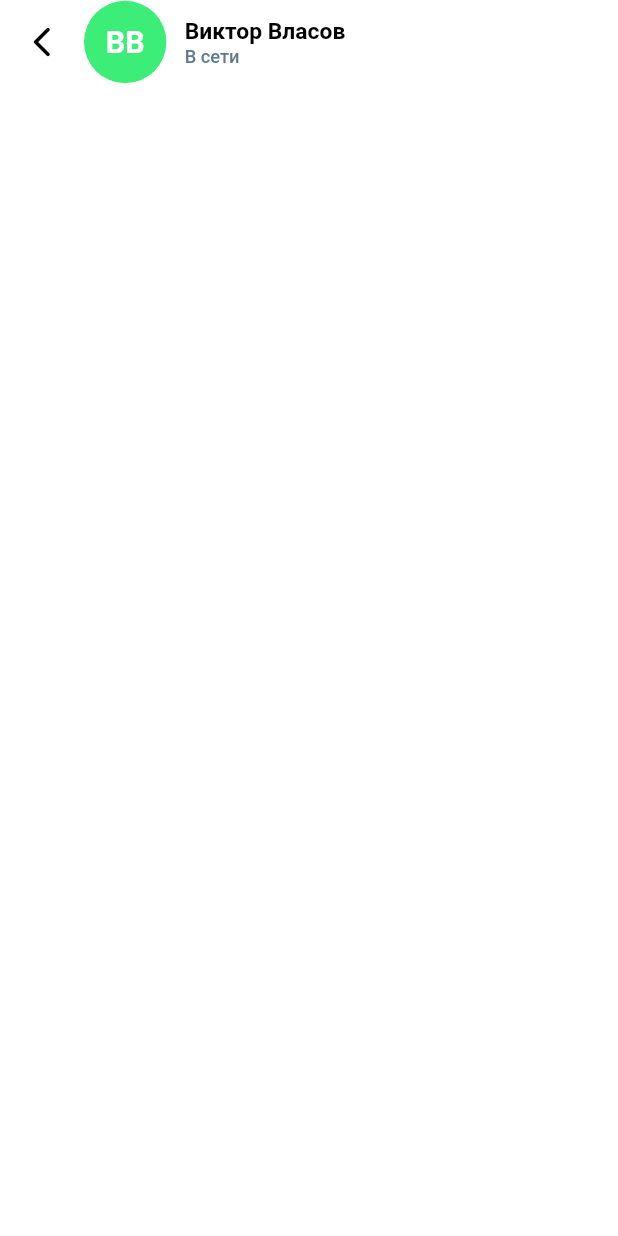
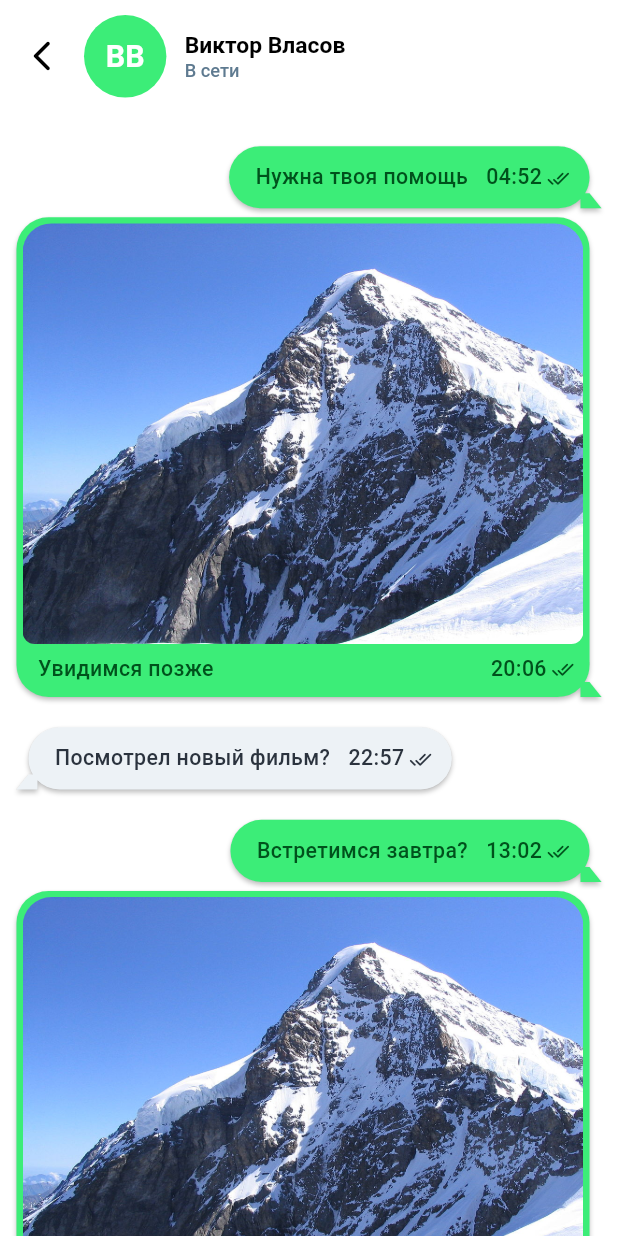
Before and after one commit to Eddie98/test_flutter_bloc_chat, a Flutter app: the screen it shows after launch, after a tap on an icon or button, on a phone screen of 412 x 824 dp. Run offline on Flutter 3.47's test engine with Material 3 defaults, Android fonts, the phone set to English and light mode, and no system bars; our stand-ins replace bloc, dio, easy_localization, equatable, flutter_bloc, flutter_screenutil and 11 more; accounts and stored records are empty.

Commit message:
chat messages page started

```diff
--- a/lib/src/core/constants/images_path.dart
+++ b/lib/src/core/constants/images_path.dart
@@ -1,6 +1,6 @@
 // --- images
 
-const mountainImage = 'assets/images/search_page_blue_background.jpg';
+const mountainImage = 'assets/images/the-mountain.png';
 
 // --------------------------------
 
--- a/lib/src/core/themes/app_color.dart
+++ b/lib/src/core/themes/app_color.dart
@@ -10,4 +10,5 @@ class AppColors {
   static const orange1 = Color(0xffED3900);
   static const blue1 = Color(0xff006DED);
   static const black1 = Color(0xff2B333E);
+  static const green2 = Color(0xff00521C);
 }
--- a/lib/src/features/home/data/datasource/home_local_datasource.dart
+++ b/lib/src/features/home/data/datasource/home_local_datasource.dart
@@ -39,11 +39,14 @@ List<MessageModel> generateMessages(List<int> users) {
 
     final hasImage = random.nextDouble() < 0.5;
     final text = sampleMessages[random.nextInt(sampleMessages.length)];
+    final imageText = random.nextDouble() < 0.5
+        ? ''
+        : sampleMessages[random.nextInt(sampleMessages.length)];
 
     return MessageModel(
       id: i,
       authorId: users[random.nextInt(users.length)],
-      text: hasImage ? '' : text,
+      text: hasImage ? imageText : text,
       createdAt: timestamp,
       image: hasImage ? mountainImage : null,
       isRead: random.nextBool(),
--- a/lib/src/features/home/presentation/pages/messages.dart
+++ b/lib/src/features/home/presentation/pages/messages.dart
@@ -3,7 +3,6 @@ import 'package:flutter/material.dart';
 import 'package:flutter_bloc/flutter_bloc.dart';
 import 'package:flutter_screenutil/flutter_screenutil.dart';
 import 'package:test_flutter_bloc_chat/src/core/extensions/integer_sizedbox_extension.dart';
-import 'package:test_flutter_bloc_chat/src/core/utils/logger.dart';
 
 import '../../../../core/blocs/theme/theme_bloc.dart';
 import '../../../../core/constants/spacings.dart';
@@ -11,6 +10,7 @@ import '../../../../core/themes/app_color.dart';
 import '../../../../widgets/leading_back_button_widget.dart';
 import '../../data/models/message_page_extra.dart';
 import '../widgets/avatar.dart';
+import '../widgets/message_item.dart';
 
 class MessagesPage extends StatelessWidget {
   const MessagesPage({super.key, required this.data});
@@ -28,6 +28,7 @@ class MessagesPage extends StatelessWidget {
         elevation: 0.0,
         leading: AppBackButton(),
         titleSpacing: 0.0,
+        toolbarHeight: 74.h,
         title: Row(
           children: [
             AvatarWidget(
@@ -60,16 +61,30 @@ class MessagesPage extends StatelessWidget {
         ),
       ),
       body: SafeArea(
-        child: SingleChildScrollView(
-          padding: EdgeInsets.symmetric(
-            horizontal: defaultHorPadding.w,
+        child: ListView.separated(
+          itemCount: data.messages.length,
+          separatorBuilder: (_, index) {
+            final el = data.messages[index];
+
+            if (index < data.messages.length - 1) {
+              final nextEl = data.messages[index + 1];
+              if (el.authorId == nextEl.authorId) {
+                return 6.hS;
+              }
+            }
+
+            return 20.hS;
+          },
+          padding: EdgeInsets.only(
+            left: 10.w,
+            right: 10.w,
+            top: 22.h,
+            bottom: defaultBottomPadding.h,
           ),
-          child: Column(
-            children: [
-              22.hS,
-              defaultBottomPadding.toInt().hS,
-            ],
-          ),
+          itemBuilder: (context, index) {
+            final el = data.messages[index];
+            return MessageItem(item: el);
+          },
         ),
       ),
     );
--- /dev/null
+++ b/lib/src/features/home/presentation/widgets/message_item.dart
@@ -0,0 +1,126 @@
+import 'package:bubble/bubble.dart';
+import 'package:easy_localization/easy_localization.dart';
+import 'package:flutter/material.dart';
+import 'package:flutter_bloc/flutter_bloc.dart';
+import 'package:flutter_screenutil/flutter_screenutil.dart';
+import 'package:test_flutter_bloc_chat/src/core/extensions/integer_sizedbox_extension.dart';
+import 'package:test_flutter_bloc_chat/src/core/themes/app_color.dart';
+import 'package:test_flutter_bloc_chat/src/features/home/data/models/message.dart';
+
+import '../../../../core/blocs/theme/theme_bloc.dart';
+import '../../../../core/constants/others.dart';
+
+class MessageItem extends StatelessWidget {
+  const MessageItem({
+    super.key,
+    required this.item,
+  });
+
+  final MessageModel item;
+
+  @override
+  Widget build(BuildContext context) {
+    final isDarkMode = context.read<ThemeBloc>().state.isDarkMode;
+    final createdAt = DateTime.fromMillisecondsSinceEpoch(item.createdAt);
+    final sentAt = DateFormat('HH:mm').format(createdAt);
+    final isMe = item.authorId == myId;
+    final hasImage = item.image != null;
+
+    return Align(
+      alignment: isMe ? Alignment.centerRight : Alignment.centerLeft,
+      child: Bubble(
+        nip: isMe ? BubbleNip.rightBottom : BubbleNip.leftBottom,
+        color: isMe
+            ? isDarkMode
+                ? AppColors.green1
+                : AppColors.green1
+            : isDarkMode
+                ? AppColors.grey1
+                : AppColors.grey1,
+        radius: Radius.circular(21.r),
+        padding: BubbleEdges.all(0),
+        child: Column(
+          crossAxisAlignment: CrossAxisAlignment.start,
+          children: [
+            if (hasImage)
+              Padding(
+                padding: EdgeInsets.only(top: 4.h, left: 4.h, right: 4.h),
+                child: ClipRRect(
+                  borderRadius: BorderRadius.only(
+                    topLeft: Radius.circular(19.r),
+                    topRight: Radius.circular(19.r),
+                    bottomLeft: Radius.circular(8.r),
+                    bottomRight: Radius.circular(8.r),
+                  ),
+                  child: Image.asset(
+                    item.image!,
+                    fit: BoxFit.cover,
+                  ),
+                ),
+              ),
+            Padding(
+              padding: EdgeInsets.only(
+                top: hasImage ? 8.h : 12.h,
+                bottom: hasImage ? 10.h : 12.h,
+                left: hasImage ? 14.h : 16.w,
+                right: hasImage ? 10.h : 12.w,
+              ),
+              child: Row(
+                mainAxisSize: MainAxisSize.min,
+                crossAxisAlignment: CrossAxisAlignment.end,
+                children: [
+                  Flexible(
+                    fit: hasImage ? FlexFit.tight : FlexFit.loose,
+                    child: Text(
+                      item.text,
+                      style: TextStyle(
+                        fontSize: 14.sp,
+                        fontWeight: FontWeight.w500,
+                        height: 1.2,
+                        color: isMe
+                            ? isDarkMode
+                                ? AppColors.green2
+                                : AppColors.green2
+                            : isDarkMode
+                                ? AppColors.black1
+                                : AppColors.black1,
+                      ),
+                    ),
+                  ),
+                  12.wS,
+                  Text(
+                    sentAt,
+                    style: TextStyle(
+                      fontSize: 14.sp,
+                      fontWeight: FontWeight.w500,
+                      height: 1.2,
+                      color: isMe
+                          ? isDarkMode
+                              ? AppColors.green2
+                              : AppColors.green2
+                          : isDarkMode
+                              ? AppColors.black1
+                              : AppColors.black1,
+                    ),
+                  ),
+                  3.wS,
+                  Icon(
+                    item.isRead ? Icons.done_all_rounded : Icons.done_rounded,
+                    size: 14.w,
+                    color: isMe
+                        ? isDarkMode
+                            ? AppColors.green2
+                            : AppColors.green2
+                        : isDarkMode
+                            ? AppColors.black1
+                            : AppColors.black1,
+                  ),
+                ],
+              ),
+            ),
+          ],
+        ),
+      ),
+    );
+  }
+}
--- a/pubspec.yaml
+++ b/pubspec.yaml
@@ -53,6 +53,7 @@ dependencies:
   path_provider: ^2.1.5
   easy_localization: ^3.0.7+1
   cached_network_image: ^3.4.1
+  bubble: ^1.2.1
 
 dev_dependencies:
   flutter_test:
```
Also changed, not shown: assets/images/mountain.jpg (deleted), assets/images/the-mountain.png (added), pubspec.lock, 125 other files.
